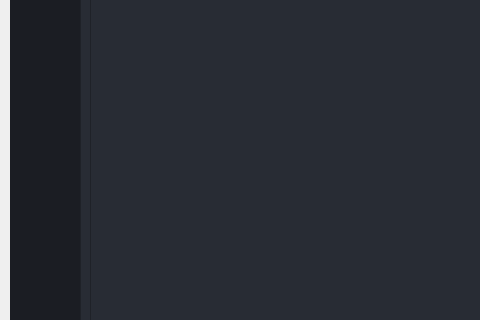
Before: the Qt Designer form ui/main.ui in Radu101199/CamControl-Controlul-Gestual-al-Dispozitivelor, drawn with Qt 5; both pictures show x 0 to 480 and y 248 to 568 of the 1012 by 738 pixel window.
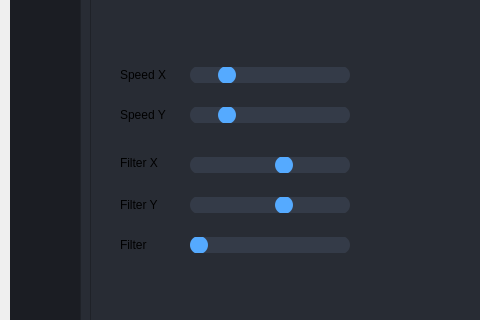
After: the same form once the commit is applied. Icons and pictures are not drawn.

```diff
--- a/ui/main.ui
+++ b/ui/main.ui
@@ -1039,6 +1039,175 @@
                      <string>Move Cursor</string>
                     </property>
                    </widget>
+                   <widget class="QSlider" name="speedSlider_X">
+                    <property name="geometry">
+                     <rect>
+                      <x>90</x>
+                      <y>220</y>
+                      <width>160</width>
+                      <height>16</height>
+                     </rect>
+                    </property>
+                    <property name="maximum">
+                     <number>5</number>
+                    </property>
+                    <property name="sliderPosition">
+                     <number>1</number>
+                    </property>
+                    <property name="orientation">
+                     <enum>Qt::Horizontal</enum>
+                    </property>
+                   </widget>
+                   <widget class="QLabel" name="label_6">
+                    <property name="geometry">
+                     <rect>
+                      <x>20</x>
+                      <y>220</y>
+                      <width>60</width>
+                      <height>16</height>
+                     </rect>
+                    </property>
+                    <property name="text">
+                     <string>Speed X</string>
+                    </property>
+                   </widget>
+                   <widget class="QLabel" name="label_7">
+                    <property name="geometry">
+                     <rect>
+                      <x>20</x>
+                      <y>260</y>
+                      <width>60</width>
+                      <height>16</height>
+                     </rect>
+                    </property>
+                    <property name="text">
+                     <string>Speed Y</string>
+                    </property>
+                   </widget>
+                   <widget class="QSlider" name="speedSlider_Y">
+                    <property name="geometry">
+                     <rect>
+                      <x>90</x>
+                      <y>260</y>
+                      <width>160</width>
+                      <height>16</height>
+                     </rect>
+                    </property>
+                    <property name="maximum">
+                     <number>5</number>
+                    </property>
+                    <property name="sliderPosition">
+                     <number>1</number>
+                    </property>
+                    <property name="orientation">
+                     <enum>Qt::Horizontal</enum>
+                    </property>
+                   </widget>
+                   <widget class="QSlider" name="filterSlider_Y">
+                    <property name="geometry">
+                     <rect>
+                      <x>90</x>
+                      <y>350</y>
+                      <width>160</width>
+                      <height>16</height>
+                     </rect>
+                    </property>
+                    <property name="maximum">
+                     <number>10</number>
+                    </property>
+                    <property name="value">
+                     <number>6</number>
+                    </property>
+                    <property name="sliderPosition">
+                     <number>6</number>
+                    </property>
+                    <property name="orientation">
+                     <enum>Qt::Horizontal</enum>
+                    </property>
+                   </widget>
+                   <widget class="QLabel" name="label_15">
+                    <property name="geometry">
+                     <rect>
+                      <x>20</x>
+                      <y>350</y>
+                      <width>60</width>
+                      <height>16</height>
+                     </rect>
+                    </property>
+                    <property name="text">
+                     <string>Filter Y</string>
+                    </property>
+                   </widget>
+                   <widget class="QLabel" name="label_16">
+                    <property name="geometry">
+                     <rect>
+                      <x>20</x>
+                      <y>306</y>
+                      <width>60</width>
+                      <height>20</height>
+                     </rect>
+                    </property>
+                    <property name="text">
+                     <string>Filter X</string>
+                    </property>
+                   </widget>
+                   <widget class="QSlider" name="filterSlider_X">
+                    <property name="geometry">
+                     <rect>
+                      <x>90</x>
+                      <y>310</y>
+                      <width>160</width>
+                      <height>16</height>
+                     </rect>
+                    </property>
+                    <property name="maximum">
+                     <number>10</number>
+                    </property>
+                    <property name="value">
+                     <number>6</number>
+                    </property>
+                    <property name="sliderPosition">
+                     <number>6</number>
+                    </property>
+                    <property name="orientation">
+                     <enum>Qt::Horizontal</enum>
+                    </property>
+                   </widget>
+                   <widget class="QSlider" name="filterSlider">
+                    <property name="geometry">
+                     <rect>
+                      <x>90</x>
+                      <y>390</y>
+                      <width>160</width>
+                      <height>16</height>
+                     </rect>
+                    </property>
+                    <property name="maximum">
+                     <number>10</number>
+                    </property>
+                    <property name="value">
+                     <number>0</number>
+                    </property>
+                    <property name="sliderPosition">
+                     <number>0</number>
+                    </property>
+                    <property name="orientation">
+                     <enum>Qt::Horizontal</enum>
+                    </property>
+                   </widget>
+                   <widget class="QLabel" name="label_17">
+                    <property name="geometry">
+                     <rect>
+                      <x>20</x>
+                      <y>390</y>
+                      <width>60</width>
+                      <height>16</height>
+                     </rect>
+                    </property>
+                    <property name="text">
+                     <string>Filter</string>
+                    </property>
+                   </widget>
                   </widget>
                  </widget>
                 </item>
```
